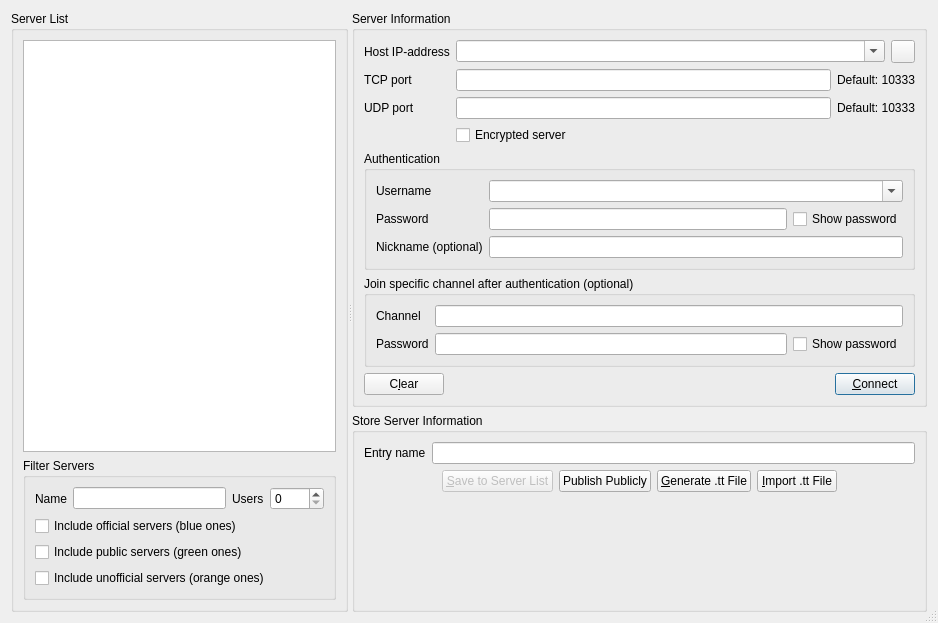
The window that Client/qtTeamTalk/serverlist.ui (BearWare/TeamTalk5) describes before a commit, drawn with Qt 5.
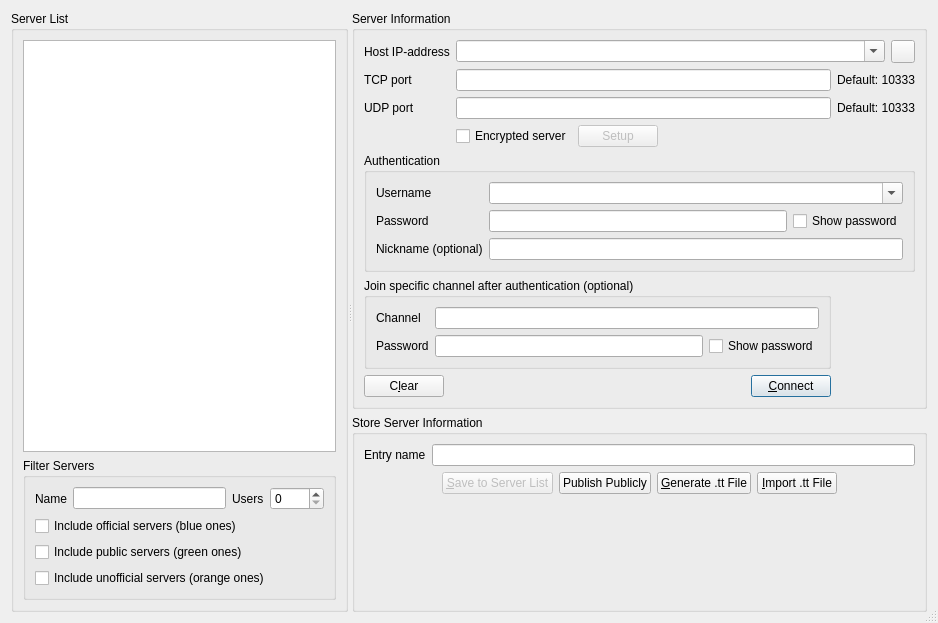
The same window after the commit. Icons and pictures are not drawn. Custom widgets are drawn as their Qt base class.

What changed in the file:
```diff
--- a/Client/qtTeamTalk/serverlist.ui
+++ b/Client/qtTeamTalk/serverlist.ui
@@ -119,8 +119,6 @@
          <property name="title">
           <string>Server Information</string>
          </property>
-         <layout class="QVBoxLayout" name="verticalLayout">
-          <item>
            <layout class="QGridLayout" name="gridLayout">
             <item row="0" column="0">
              <widget class="QLabel" name="label_2">
@@ -204,16 +202,41 @@
               </property>
              </widget>
             </item>
-            <item row="3" column="1" colspan="2">
+          <item row="3" column="1">
+           <layout class="QHBoxLayout" name="horizontalLayout_8">
+            <item>
              <widget class="QCheckBox" name="cryptChkBox">
               <property name="text">
                <string>Encrypted server</string>
               </property>
              </widget>
             </item>
+            <item>
+             <widget class="QPushButton" name="encsetupBtn">
+              <property name="enabled">
+               <bool>false</bool>
+              </property>
+              <property name="text">
+               <string>Setup</string>
+              </property>
+             </widget>
+            </item>
+            <item>
+             <spacer name="horizontalSpacer_5">
+              <property name="orientation">
+               <enum>Qt::Horizontal</enum>
+              </property>
+              <property name="sizeHint" stdset="0">
+               <size>
+                <width>40</width>
+                <height>20</height>
+               </size>
+              </property>
+             </spacer>
+            </item>
            </layout>
           </item>
-          <item>
+          <item row="4" column="0" colspan="3">
            <widget class="QGroupBox" name="groupBox_3">
             <property name="accessibleName">
              <string>Authentication (optional)</string>
@@ -283,7 +306,7 @@
             </layout>
            </widget>
           </item>
-          <item>
+          <item row="5" column="0" colspan="2">
            <widget class="QGroupBox" name="groupBox_4">
             <property name="accessibleName">
              <string>Join specific channel after authentication (optional)</string>
@@ -336,7 +359,7 @@
             </layout>
            </widget>
           </item>
-          <item>
+          <item row="6" column="0" colspan="2">
            <layout class="QHBoxLayout" name="horizontalLayout">
             <item>
              <widget class="QPushButton" name="clearButton">
```
Lines whose indentation alone changed are shown as unchanged.
